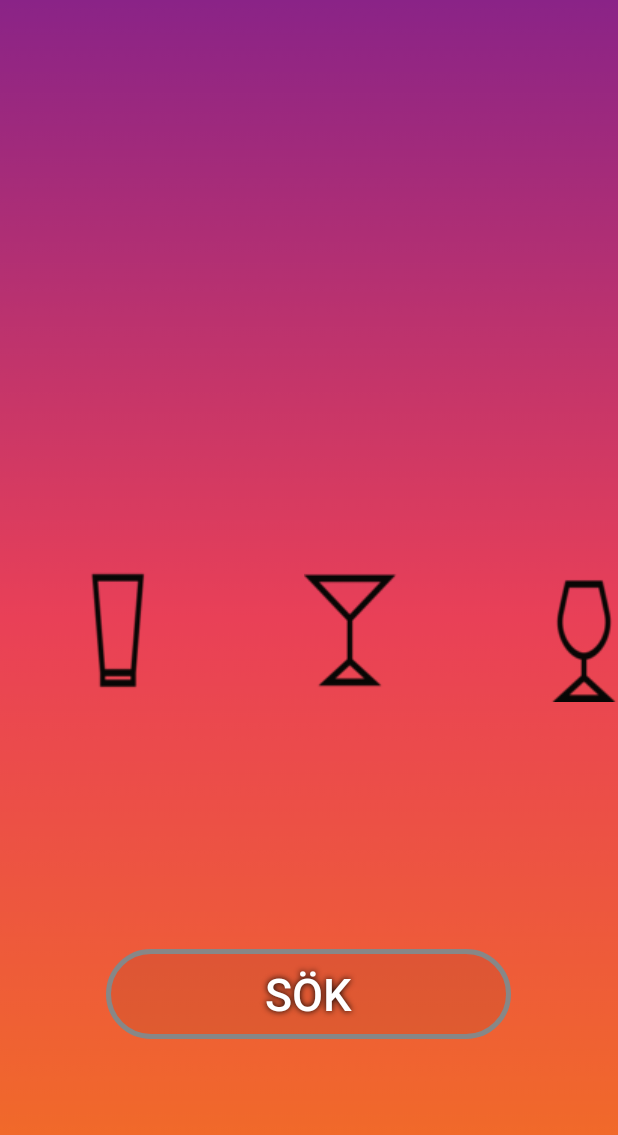
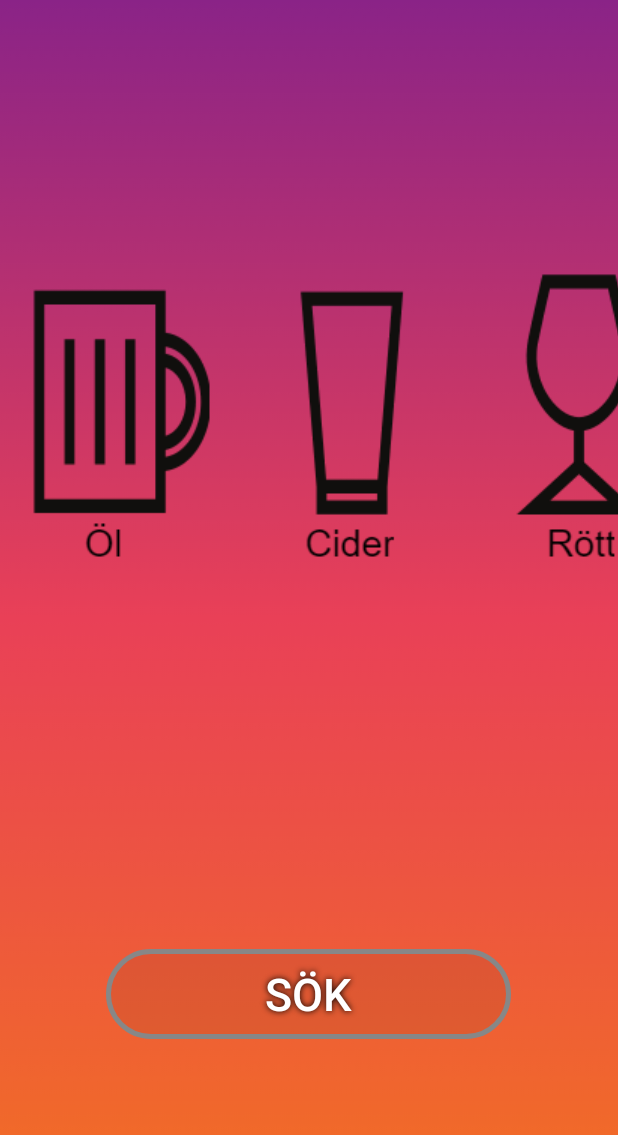
Before and after one commit to Radinger/SystembolagetappG14, an Android app: the Searchactivity screen opened directly, with no data from a screen before it, on a phone screen of 412 x 824 dp. Shown: the top 1135 px of the screen. Run offline under Robolectric (Android 15) with nearby library versions, the phone set to English and light mode, and no system bars.

Commit message:
Added text to icons in search activity

```diff
--- a/app/src/main/res/layout/activity_search.xml
+++ b/app/src/main/res/layout/activity_search.xml
@@ -11,15 +11,11 @@
         android:id="@+id/horizontalScrollView"
         android:layout_width="match_parent"
         android:layout_height="wrap_content"
-        android:layout_marginTop="215dp"
-        android:layout_marginBottom="173dp"
         android:fillViewport="true"
         android:scrollbarThumbHorizontal="@null"
-        app:layout_constraintBottom_toTopOf="@+id/search_button"
         app:layout_constraintEnd_toEndOf="parent"
-        app:layout_constraintHorizontal_bias="0.0"
-        app:layout_constraintStart_toStartOf="parent"
-        app:layout_constraintTop_toTopOf="parent">
+        app:layout_constraintHorizontal_bias="1.0"
+        app:layout_constraintStart_toStartOf="parent">
 
         <LinearLayout xmlns:android="http://schemas.android.com/apk/res/android"
             android:layout_width="wrap_content"
@@ -32,7 +28,44 @@
                 android:layout_width="156dp"
                 android:layout_height="227dp"
                 android:backgroundTint="#003F2C2C"
-                app:srcCompat="@drawable/oel1"
+                app:srcCompat="@drawable/oel"
+                tools:layout_editor_absoluteX="16dp"
+                tools:layout_editor_absoluteY="135dp" />
+
+            <ImageButton
+                android:id="@+id/imageButton6"
+                android:layout_width="156dp"
+                android:layout_height="227dp"
+                android:backgroundTint="#003F2C2C"
+                app:srcCompat="@drawable/cider"
+                tools:layout_editor_absoluteX="16dp"
+                tools:layout_editor_absoluteY="135dp" />
+
+
+            <ImageButton
+                android:id="@+id/imageButton3"
+                android:layout_width="156dp"
+                android:layout_height="227dp"
+                android:backgroundTint="#003F2C2C"
+                app:srcCompat="@drawable/roett"
+                tools:layout_editor_absoluteX="16dp"
+                tools:layout_editor_absoluteY="135dp" />
+
+            <ImageButton
+                android:id="@+id/imageButton4"
+                android:layout_width="156dp"
+                android:layout_height="227dp"
+                android:backgroundTint="#003F2C2C"
+                app:srcCompat="@drawable/vitt"
+                tools:layout_editor_absoluteX="16dp"
+                tools:layout_editor_absoluteY="135dp" />
+
+            <ImageButton
+                android:id="@+id/imageButton5"
+                android:layout_width="156dp"
+                android:layout_height="249dp"
+                android:backgroundTint="#003F2C2C"
+                app:srcCompat="@drawable/bubbel"
                 tools:layout_editor_absoluteX="16dp"
                 tools:layout_editor_absoluteY="135dp" />
 
@@ -42,33 +75,6 @@
                 android:layout_height="227dp"
                 android:backgroundTint="#003F2C2C"
                 app:srcCompat="@drawable/sprit"
-                tools:layout_editor_absoluteX="16dp"
-                tools:layout_editor_absoluteY="135dp" />
-
-            <ImageButton
-                android:id="@+id/imageButton3"
-                android:layout_width="156dp"
-                android:layout_height="227dp"
-                android:backgroundTint="#003F2C2C"
-                app:srcCompat="@drawable/vin1"
-                tools:layout_editor_absoluteX="16dp"
-                tools:layout_editor_absoluteY="135dp" />
-
-            <ImageButton
-                android:id="@+id/imageButton4"
-                android:layout_width="156dp"
-                android:layout_height="227dp"
-                android:backgroundTint="#003F2C2C"
-                app:srcCompat="@drawable/vin2"
-                tools:layout_editor_absoluteX="16dp"
-                tools:layout_editor_absoluteY="135dp" />
-
-            <ImageButton
-                android:id="@+id/imageButton5"
-                android:layout_width="156dp"
-                android:layout_height="227dp"
-                android:backgroundTint="#003F2C2C"
-                app:srcCompat="@drawable/skumpa"
                 tools:layout_editor_absoluteX="16dp"
                 tools:layout_editor_absoluteY="135dp" />
 
```
Also changed, not shown: app/src/main/res/drawable/bubbel.png (added), app/src/main/res/drawable/cider.png, app/src/main/res/drawable/oel.png (added), app/src/main/res/drawable/oel1.png (deleted), app/src/main/res/drawable/oel2.png (deleted), app/src/main/res/drawable/oel3.png (deleted), app/src/main/res/drawable/roett.png (added), app/src/main/res/drawable/skumpa.png (deleted), app/src/main/res/drawable/snaps.png (deleted), app/src/main/res/drawable/sprit.png, app/src/main/res/drawable/vin1.png (deleted), app/src/main/res/drawable/vin2.png (deleted), app/src/main/res/drawable/vitt.png (added), app/src/main/res/drawable/wirre.png (deleted).
